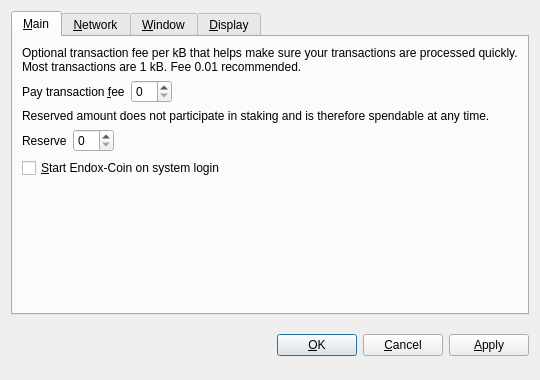
Above: src/qt/forms/optionsdialog.ui from SaltineChips/Aequitas_Network before the change. Below: the same form after it.
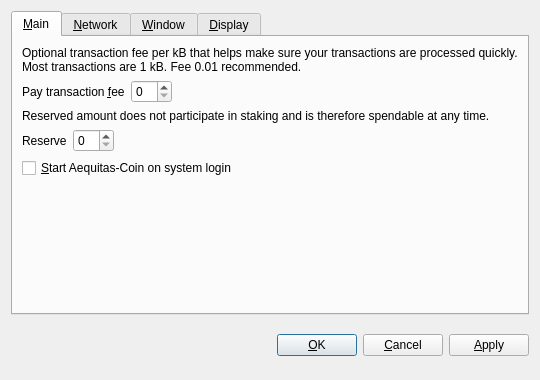
That is the form after the change. Custom widgets are drawn as their Qt base class.

Commit message: Aequitas Start

What changed in the file:
```diff
--- a/src/qt/forms/optionsdialog.ui
+++ b/src/qt/forms/optionsdialog.ui
@@ -131,7 +131,7 @@
           <string>Automatically start Endox-Coin after logging in to the system.</string>
          </property>
          <property name="text">
-          <string>&amp;Start Endox-Coin on system login</string>
+          <string>&amp;Start Aequitas-Coin on system login</string>
          </property>
         </widget>
        </item>
```
Left out of the diff: 14 changed lines with no effect on the pictures. The commit also changes 226 other files.
